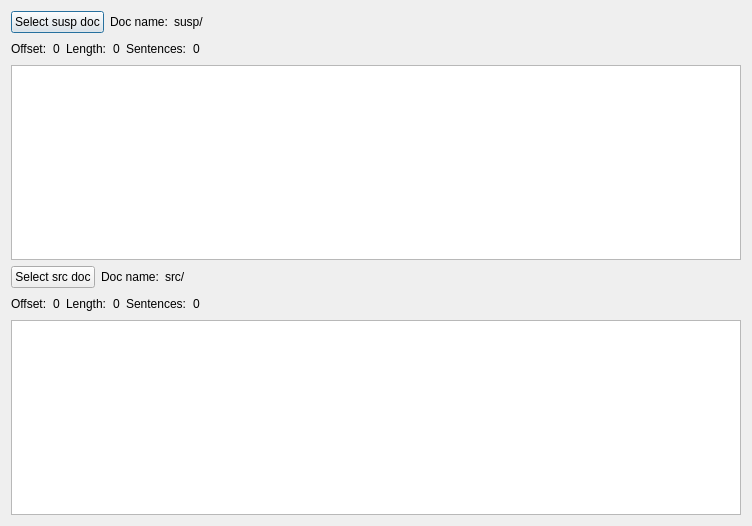
The window that ui/forms/add_case_wizard_docs.ui (sorice/QtNLP-Linguist) describes before a commit, drawn with Qt 5.
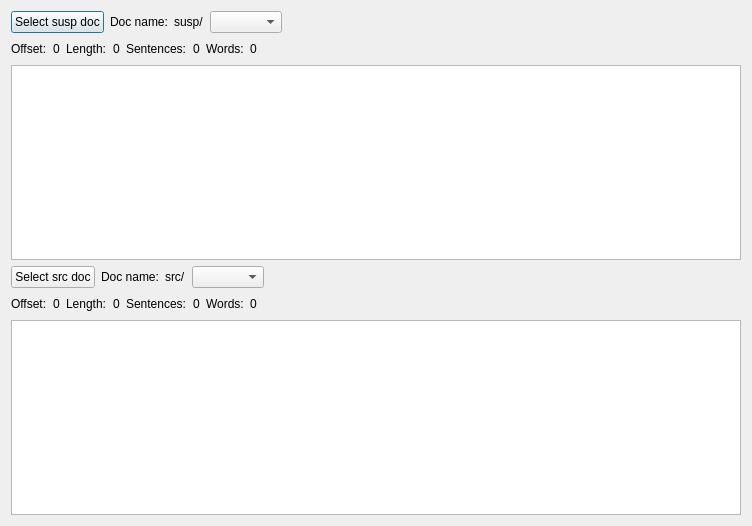
The same window after the commit.

Commit message: Adicionadas etiquetas del caso: topic_match, paraphrase_composition, lenght. Adiciona etiquetas a la anotación: words_count, topic. + Adicionados al README.rst y al README_EN.rst + Adicionados al TNLP-base.xml + Adicionados ejemplos de buen funcionamiento en TNLP-test.xml + Adicionados en el add_case_wizard_docs.ui con sus respectivos componentes: cb_src_doc_topic, cb_susp_doc_topic. E implementación en TNLP_Add_Case.py + Add document_topic en el TNLP_Enums_Helper.py

Diff of the .ui file:
```diff
--- a/ui/forms/add_case_wizard_docs.ui
+++ b/ui/forms/add_case_wizard_docs.ui
@@ -37,6 +37,9 @@
        </property>
       </widget>
      </item>
+     <item>
+      <widget class="QComboBox" name="cb_susp_doc_topic"/>
+     </item>
      <item>
       <spacer name="horizontalSpacer_2">
        <property name="orientation">
@@ -96,6 +99,20 @@
        </property>
       </widget>
      </item>
+     <item>
+      <widget class="QLabel" name="label_13">
+       <property name="text">
+        <string>Words:</string>
+       </property>
+      </widget>
+     </item>
+     <item>
+      <widget class="QLabel" name="lb_susp_words_count">
+       <property name="text">
+        <string>0</string>
+       </property>
+      </widget>
+     </item>
      <item>
       <spacer name="horizontalSpacer_5">
        <property name="orientation">
@@ -128,7 +145,7 @@
       </widget>
      </item>
      <item>
-      <widget class="QLabel" name="label_16">
+      <widget class="QLabel" name="label_14">
        <property name="text">
         <string>Doc name:</string>
        </property>
@@ -141,6 +158,9 @@
        </property>
       </widget>
      </item>
+     <item>
+      <widget class="QComboBox" name="cb_src_doc_topic"/>
+     </item>
      <item>
       <spacer name="horizontalSpacer_3">
        <property name="orientation">
@@ -159,7 +179,7 @@
    <item row="4" column="0">
     <layout class="QHBoxLayout" name="horizontalLayout_3">
      <item>
-      <widget class="QLabel" name="label_13">
+      <widget class="QLabel" name="label_15">
        <property name="text">
         <string>Offset:</string>
        </property>
@@ -173,7 +193,7 @@
       </widget>
      </item>
      <item>
-      <widget class="QLabel" name="label_14">
+      <widget class="QLabel" name="label_16">
        <property name="text">
         <string>Length:</string>
        </property>
@@ -187,7 +207,7 @@
       </widget>
      </item>
      <item>
-      <widget class="QLabel" name="label_15">
+      <widget class="QLabel" name="label_17">
        <property name="text">
         <string>Sentences:</string>
        </property>
@@ -200,6 +220,20 @@
        </property>
       </widget>
      </item>
+     <item>
+      <widget class="QLabel" name="label_18">
+       <property name="text">
+        <string>Words:</string>
+       </property>
+      </widget>
+     </item>
+     <item>
+      <widget class="QLabel" name="lb_src_words_count">
+       <property name="text">
+        <string>0</string>
+       </property>
+      </widget>
+     </item>
      <item>
       <spacer name="horizontalSpacer_6">
        <property name="orientation">
```
The commit also changes 9 other files.
